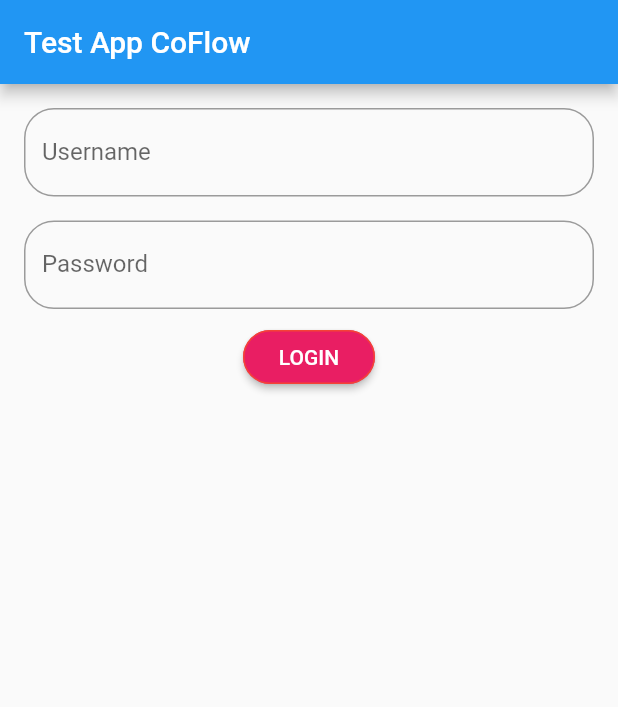
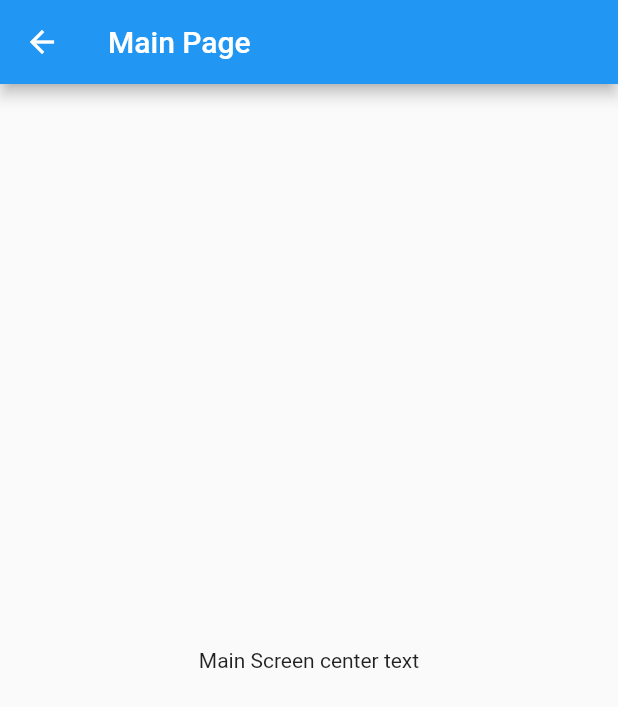
Before and after one commit to berkayismus/test_app, a Flutter app: the screen it shows after launch, on a phone screen of 412 x 824 dp. Shown: the top 707 px of the screen. Run offline on Flutter 3.47's test engine with Material 2 defaults, Android fonts, the phone set to English and light mode, and no system bars; our stand-ins replace rflutter_alert.

Commit message:
login page operations ok

```diff
--- a/lib/main.dart
+++ b/lib/main.dart
@@ -1,6 +1,8 @@
 import 'dart:convert';
 
 import 'package:flutter/material.dart';
+import 'package:rflutter_alert/rflutter_alert.dart';
+import 'package:test_app/screens/main_screen.dart';
 import 'package:test_app/services/login_api.dart';
 import 'package:test_app/widgets/cus_text_field.dart';
 
@@ -12,7 +14,11 @@ class MyApp extends StatelessWidget {
     return MaterialApp(
       title: 'Test Coflow App',
       debugShowCheckedModeBanner: false,
-      home: MyAppScaffold(),
+      initialRoute: '/main_screen',
+      routes: {
+        '/': (context) => MyAppScaffold(),
+        '/main_screen': (context) => MainScreen()
+      },
     );
   }
 }
@@ -26,6 +32,9 @@ class _MyAppScaffoldState extends State<MyAppScaffold> {
   // controllers for text
   TextEditingController _userNameTextController;
   TextEditingController _userPasswordTextController;
+
+  // user login api
+  Map _returnMessage;
 
   @override
   void initState() {
@@ -99,20 +108,42 @@ class _MyAppScaffoldState extends State<MyAppScaffold> {
   }
 
   void _onLoginPressed() {
-    // TODO: if login button clicked operations
     String userName = _userNameTextController.text;
     String userPassword = _userPasswordTextController.text;
     LoginApi.userLogin(userName, userPassword).then((response) {
       Map returnMessage = jsonDecode(response.body);
+      this._returnMessage = returnMessage;
       _userLoginControl(returnMessage);
     });
   }
 
   void _userLoginControl(Map returnMessage) {
     if (returnMessage['result'] == 1) {
-      print('Login OK');
+      // TODO: if login ok, navigate to main page
+      Navigator.pop(context);
+      Navigator.pushNamed(context, '/main_screen');
     } else {
-      print('Login not OK');
+      // TODO: if login not ok, show a message
+      _showAlertMessage();
     }
   }
+
+  void _showAlertMessage() {
+    Alert(
+      context: context,
+      type: AlertType.error,
+      title: "LOGIN",
+      desc: _returnMessage['message'],
+      buttons: [
+        DialogButton(
+          child: Text(
+            "OK",
+            style: TextStyle(color: Colors.white, fontSize: 20),
+          ),
+          onPressed: () => Navigator.pop(context),
+          width: 120,
+        )
+      ],
+    ).show();
+  }
 }
--- /dev/null
+++ b/lib/screens/main_screen.dart
@@ -0,0 +1,24 @@
+import 'package:flutter/material.dart';
+
+class MainScreen extends StatefulWidget {
+  @override
+  _MainScreenState createState() => _MainScreenState();
+}
+
+class _MainScreenState extends State<MainScreen> {
+  @override
+  Widget build(BuildContext context) {
+    return Scaffold(
+      appBar: AppBar(
+        title: Text('Main Page'),
+      ),
+      body: MainScreenBody(),
+    );
+  }
+
+  Widget MainScreenBody() {
+    return Center(
+      child: Text('Main Screen center text'),
+    );
+  }
+}
--- a/pubspec.yaml
+++ b/pubspec.yaml
@@ -24,6 +24,7 @@ dependencies:
   flutter:
     sdk: flutter
   http: ^0.12.2
+  rflutter_alert: ^1.1.0
 
 
   # The following adds the Cupertino Icons font to your application.
```
Also changed, not shown: pubspec.lock.
